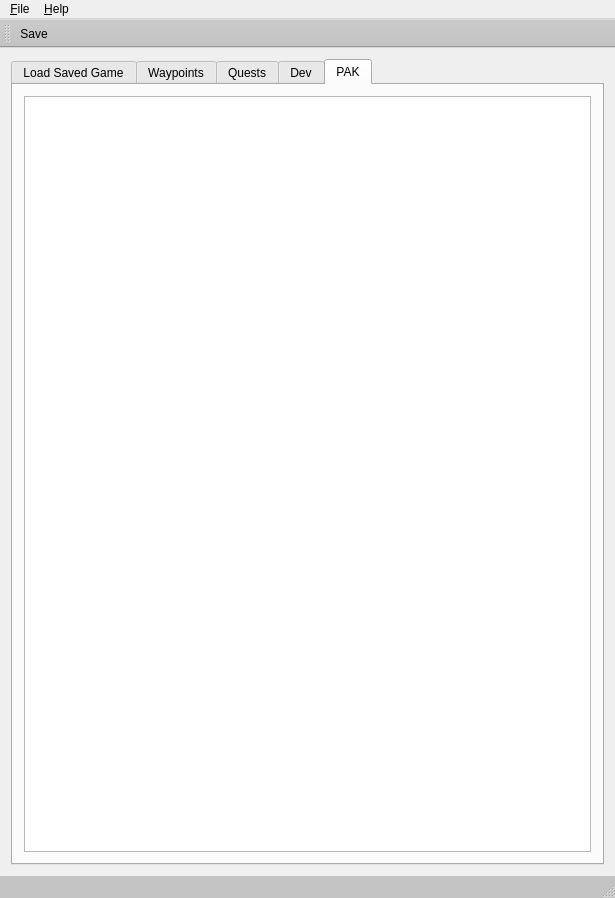
Above: mainwindow.ui from fischerdr/MooseEdit before the change. Below: the same form after it.
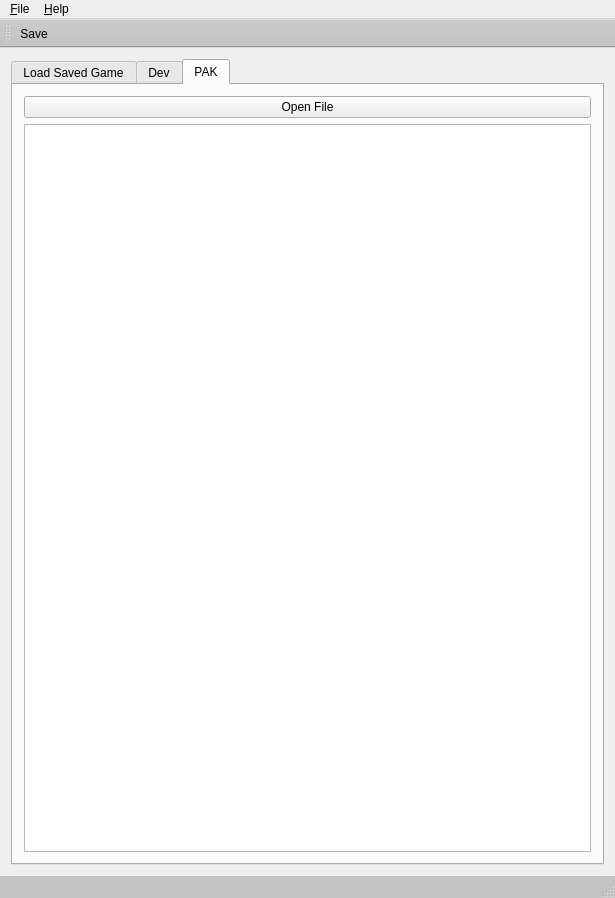
That is the form after the change. The open tabs and pages were chosen to show the change. Icons and pictures are not drawn.

What changed in the file:
```diff
--- a/mainwindow.ui
+++ b/mainwindow.ui
@@ -270,22 +270,6 @@
         </item>
        </layout>
       </widget>
-      <widget class="QWidget" name="tab_7">
-       <property name="enabled">
-        <bool>false</bool>
-       </property>
-       <attribute name="title">
-        <string>Waypoints</string>
-       </attribute>
-      </widget>
-      <widget class="QWidget" name="tab_8">
-       <property name="enabled">
-        <bool>false</bool>
-       </property>
-       <attribute name="title">
-        <string>Quests</string>
-       </attribute>
-      </widget>
       <widget class="QWidget" name="tab_3">
        <attribute name="title">
         <string>Dev</string>
@@ -356,7 +340,25 @@
        </attribute>
        <layout class="QGridLayout" name="gridLayout_3">
         <item row="0" column="0">
-         <widget class="QListWidget" name="pakListWidget"/>
+         <layout class="QHBoxLayout" name="horizontalLayout_5">
+          <item>
+           <widget class="QPushButton" name="pakOpenButton">
+            <property name="text">
+             <string>Open File</string>
+            </property>
+           </widget>
+          </item>
+         </layout>
+        </item>
+        <item row="4" column="0">
+         <widget class="QListWidget" name="pakListWidget">
+          <property name="alternatingRowColors">
+           <bool>true</bool>
+          </property>
+          <property name="selectionMode">
+           <enum>QAbstractItemView::ExtendedSelection</enum>
+          </property>
+         </widget>
         </item>
        </layout>
       </widget>
```
